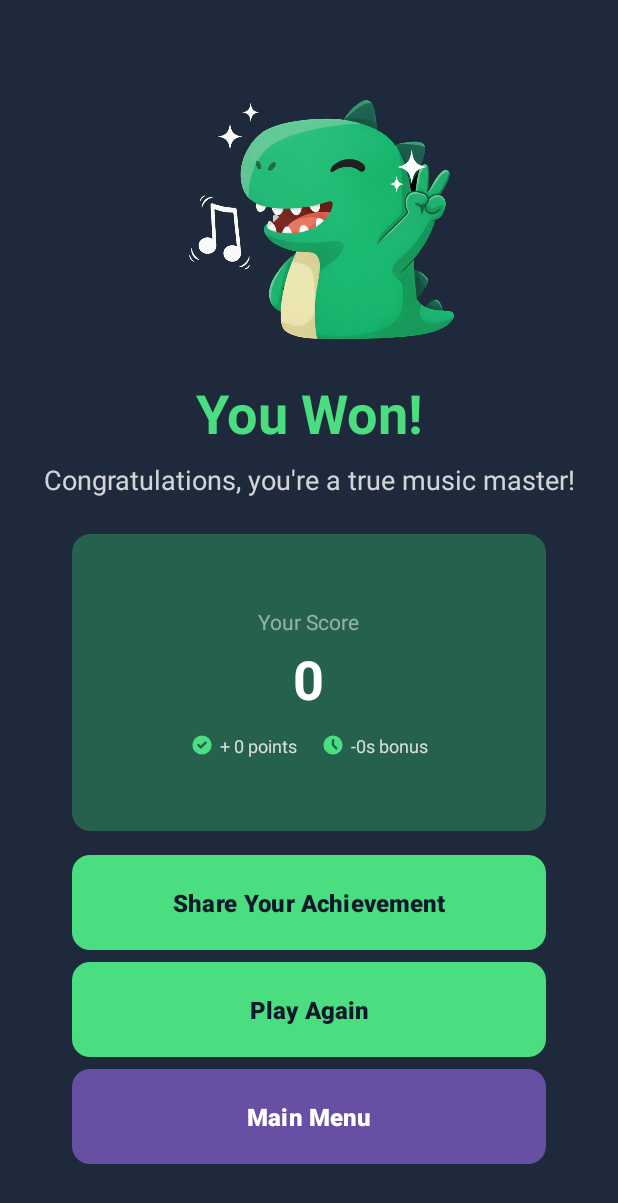
After one commit to estebanhirzfeld/Melodino, an Android app: the WinActivity screen opened directly, with no data from a screen before it, on a phone screen of 412 x 824 dp. The commit adds this screen. Shown: the top 1203 px of the screen. Run offline under Robolectric (Android 15) with nearby library versions, the phone set to English and light mode, and no system bars.

Commit message:
feat: win activity added

```diff
--- a/app/src/main/java/com/example/melodino/MainActivity.java
+++ b/app/src/main/java/com/example/melodino/MainActivity.java
@@ -1,6 +1,7 @@
 package com.example.melodino;
 
 import android.content.Context;
+import android.content.Intent;
 import android.graphics.Paint;
 import android.os.Bundle;
 import android.view.View;
@@ -293,7 +294,7 @@ public class MainActivity extends AppCompatActivity {
 
             String userAnswer = answerInput.getText().toString().trim().replace(",", "").replace("\"", "");
             if (userAnswer.isEmpty()) {
-                userAnswer = ""; // skipped
+                userAnswer = "Skipped"; // skipped
             }
 
             attempts[currentAttempt] = userAnswer;
@@ -339,9 +340,14 @@ public class MainActivity extends AppCompatActivity {
 
             // Update title
             if (isCorrect) {
-                titleText.setText("Correct!");
+                titleText.setText("Correct!\nSong: " + correctAnswer);
                 playButton.setEnabled(false); // Disable play button on correct answer
                 submitButton.setEnabled(false); // Disable submit button
+
+                //Win Activity
+                Intent intent = new Intent(MainActivity.this, WinActivity.class);
+                startActivity(intent);
+
             } else {
                 // Increment playback duration for next attempt
                 double adjustment = currentAttempt >= 1 ? currentAttempt * 1000 : 0;
@@ -354,7 +360,7 @@ public class MainActivity extends AppCompatActivity {
                 if (currentAttempt < MAX_ATTEMPTS) {
                     titleText.setText("Incorrect! Attempt " + (currentAttempt + 1) + "/" + MAX_ATTEMPTS);
                 } else {
-                    titleText.setText("Game over!\nCorrect answer: " + correctAnswer);
+                    titleText.setText("Game over!\nCorrect song: " + correctAnswer);
                     playButton.setEnabled(false);
                     submitButton.setEnabled(false);
                 }
--- a/app/src/main/java/com/example/melodino/ResultActivity.java
+++ /dev/null
@@ -1,24 +0,0 @@
-package com.example.melodino;
-
-import android.os.Bundle;
-
-import androidx.activity.EdgeToEdge;
-import androidx.appcompat.app.AppCompatActivity;
-import androidx.core.graphics.Insets;
-import androidx.core.view.ViewCompat;
-import androidx.core.view.WindowInsetsCompat;
-
-public class ResultActivity extends AppCompatActivity {
-
-    @Override
-    protected void onCreate(Bundle savedInstanceState) {
-        super.onCreate(savedInstanceState);
-        EdgeToEdge.enable(this);
-        setContentView(R.layout.activity_result);
-        ViewCompat.setOnApplyWindowInsetsListener(findViewById(R.id.main), (v, insets) -> {
-            Insets systemBars = insets.getInsets(WindowInsetsCompat.Type.systemBars());
-            v.setPadding(systemBars.left, systemBars.top, systemBars.right, systemBars.bottom);
-            return insets;
-        });
-    }
-}
--- /dev/null
+++ b/app/src/main/java/com/example/melodino/WinActivity.java
@@ -0,0 +1,98 @@
+package com.example.melodino;
+
+import android.content.Intent;
+import android.os.Bundle;
+import android.widget.Button;
+import android.widget.ImageView;
+import android.widget.TextView;
+import android.widget.Toast;
+import androidx.appcompat.app.AppCompatActivity;
+
+public class WinActivity extends AppCompatActivity {
+
+    public static final String EXTRA_SCORE = "EXTRA_SCORE";
+    public static final String EXTRA_POINTS_BONUS = "EXTRA_POINTS_BONUS";
+    public static final String EXTRA_TIME_BONUS = "EXTRA_TIME_BONUS";
+
+    private TextView scoreText;
+    private TextView pointsBonusText;
+    private TextView timeBonusText;
+    private Button shareButton;
+    private Button playAgainButton;
+    private Button mainMenuButton;
+
+    @Override
+    protected void onCreate(Bundle savedInstanceState) {
+        super.onCreate(savedInstanceState);
+        setContentView(R.layout.activity_win);
+
+        // Initialize views
+        scoreText = findViewById(R.id.score_text);
+        pointsBonusText = findViewById(R.id.points_bonus_text);
+        timeBonusText = findViewById(R.id.time_bonus_text);
+        shareButton = findViewById(R.id.share_button);
+        playAgainButton = findViewById(R.id.play_again_button);
+        mainMenuButton = findViewById(R.id.main_menu_button);
+
+//        set image with dino_win image
+        ImageView dinoWin = findViewById(R.id.dino_image);
+        dinoWin.setImageResource(R.drawable.dino_win);
+
+        // Get data from intent
+        int score = getIntent().getIntExtra(EXTRA_SCORE, 0);
+        int pointsBonus = getIntent().getIntExtra(EXTRA_POINTS_BONUS, 0);
+        int timeBonus = getIntent().getIntExtra(EXTRA_TIME_BONUS, 0);
+
+        // Display score with formatting
+        scoreText.setText(String.format("%,d", score));
+        pointsBonusText.setText(String.format("+ %d points", pointsBonus));
+        timeBonusText.setText(String.format("-%ds bonus", timeBonus));
+
+        // Share button
+        shareButton.setOnClickListener(v -> {
+            String message = "Just crushed it at Melodino! Score: " + score;
+            shareScore(message, score);
+        });
+
+        // Play again button
+        playAgainButton.setOnClickListener(v -> {
+            // Go back to MainActivity
+            Intent intent = new Intent(WinActivity.this, MainActivity.class);
+            intent.addFlags(Intent.FLAG_ACTIVITY_CLEAR_TOP | Intent.FLAG_ACTIVITY_NEW_TASK);
+            startActivity(intent);
+            finish();
+        });
+
+        // Main menu button
+        mainMenuButton.setOnClickListener(v -> {
+            // TODO: Navigate to main menu
+            // For now, just go back to MainActivity
+            Intent intent = new Intent(WinActivity.this, MainActivity.class);
+            intent.addFlags(Intent.FLAG_ACTIVITY_CLEAR_TOP | Intent.FLAG_ACTIVITY_NEW_TASK);
+            startActivity(intent);
+            finish();
+        });
+    }
+
+    private void shareScore(String message, int score) {
+        Intent shareIntent = new Intent(Intent.ACTION_SEND);
+        shareIntent.setType("text/plain");
+        shareIntent.putExtra(Intent.EXTRA_SUBJECT, "My Melodino Score!");
+        shareIntent.putExtra(Intent.EXTRA_TEXT, message + "\n\nPlay Melodino and beat my score!");
+
+        try {
+            startActivity(Intent.createChooser(shareIntent, "Share via"));
+        } catch (android.content.ActivityNotFoundException ex) {
+            Toast.makeText(this, "No apps available to share", Toast.LENGTH_SHORT).show();
+        }
+    }
+
+    @Override
+    public void onBackPressed() {
+        // Prevent going back to game
+        Intent intent = new Intent(WinActivity.this, MainActivity.class);
+        intent.addFlags(Intent.FLAG_ACTIVITY_CLEAR_TOP | Intent.FLAG_ACTIVITY_NEW_TASK);
+        startActivity(intent);
+        finish();
+    }
+}
--- /dev/null
+++ b/app/src/main/res/drawable/ic_check.xml
@@ -0,0 +1,11 @@
+<?xml version="1.0" encoding="utf-8"?>
+<vector xmlns:android="http://schemas.android.com/apk/res/android"
+    android:width="20dp"
+    android:height="20dp"
+    android:viewportWidth="20"
+    android:viewportHeight="20">
+    <path
+        android:fillColor="@color/colorPrimary"
+        android:fillType="evenOdd"
+        android:pathData="M10,18a8,8 0,1 0,0 -16,8 8,0 0,0 0,16zM13.707,8.707a1,1 0,0 0,-1.414 -1.414L9,10.586 7.707,9.293a1,1 0,0 0,-1.414 1.414l2,2a1,1 0,0 0,1.414 0l4,-4z" />
+</vector>
--- /dev/null
+++ b/app/src/main/res/drawable/ic_dino.xml
@@ -0,0 +1,25 @@
+<?xml version="1.0" encoding="utf-8"?>
+<!-- res/drawable/ic_dino.xml -->
+<!-- Simple dinosaur placeholder - you can replace this with your actual dinosaur image -->
+<vector xmlns:android="http://schemas.android.com/apk/res/android"
+    android:width="192dp"
+    android:height="192dp"
+    android:viewportWidth="192"
+    android:viewportHeight="192">
+
+    <!-- Circle background -->
+    <path
+        android:fillColor="@color/colorPrimary"
+        android:pathData="M96,96m-80,0a80,80 0,1 1,160 0a80,80 0,1 1,-160 0" />
+
+    <!-- Simple dino shape -->
+    <path
+        android:fillColor="@color/colorBackgroundDark"
+        android:pathData="M70,80m-8,0a8,8 0,1 1,16 0a8,8 0,1 1,-16 0" />
+    <path
+        android:fillColor="@color/colorBackgroundDark"
+        android:pathData="M122,80m-8,0a8,8 0,1 1,16 0a8,8 0,1 1,-16 0" />
+    <path
+        android:fillColor="@color/colorBackgroundDark"
+        android:pathData="M96,110 Q80,120 80,130 Q80,140 96,140 Q112,140 112,130 Q112,120 96,110 Z" />
+</vector>
--- /dev/null
+++ b/app/src/main/res/drawable/ic_share.xml
@@ -0,0 +1,10 @@
+<?xml version="1.0" encoding="utf-8"?>
+<vector xmlns:android="http://schemas.android.com/apk/res/android"
+    android:width="24dp"
+    android:height="24dp"
+    android:viewportWidth="24"
+    android:viewportHeight="24">
+    <path
+        android:fillColor="@color/colorBackgroundDark"
+        android:pathData="M18,16.08c-0.76,0 -1.44,0.3 -1.96,0.77L8.91,12.7c0.05,-0.23 0.09,-0.46 0.09,-0.7s-0.04,-0.47 -0.09,-0.7l7.05,-4.11c0.54,0.5 1.25,0.81 2.04,0.81 1.66,0 3,-1.34 3,-3s-1.34,-3 -3,-3 -3,1.34 -3,3c0,0.24 0.04,0.47 0.09,0.7L8.04,9.81C7.5,9.31 6.79,9 6,9c-1.66,0 -3,1.34 -3,3s1.34,3 3,3c0.79,0 1.5,-0.31 2.04,-0.81l7.12,4.16c-0.05,0.21 -0.08,0.43 -0.08,0.65 0,1.61 1.31,2.92 2.92,2.92 1.61,0 2.92,-1.31 2.92,-2.92s-1.31,-2.92 -2.92,-2.92z" />
+</vector>
--- /dev/null
+++ b/app/src/main/res/drawable/ic_timer.xml
@@ -0,0 +1,11 @@
+<?xml version="1.0" encoding="utf-8"?>
+<vector xmlns:android="http://schemas.android.com/apk/res/android"
+    android:width="20dp"
+    android:height="20dp"
+    android:viewportWidth="20"
+    android:viewportHeight="20">
+    <path
+        android:fillColor="@color/colorPrimary"
+        android:fillType="evenOdd"
+        android:pathData="M10,18a8,8 0,1 0,0 -16,8 8,0 0,0 0,16zM11,6a1,1 0,1 0,-2 0v4a1,1 0,0 0,0.293 0.707l2.828,2.829a1,1 0,1 0,1.415 -1.415L11,9.586L11,6z" />
+</vector>
--- /dev/null
+++ b/app/src/main/res/drawable/main_menu_button_background.xml
@@ -0,0 +1,9 @@
+<?xml version="1.0" encoding="utf-8"?>
+<shape xmlns:android="http://schemas.android.com/apk/res/android"
+    android:shape="rectangle">
+    <corners android:radius="8dp" />
+    <stroke
+        android:width="2dp"
+        android:color="#8038e07b" />
+    <solid android:color="@android:color/transparent" />
+</shape>
--- a/app/src/main/res/layout/activity_main.xml
+++ b/app/src/main/res/layout/activity_main.xml
@@ -43,7 +43,7 @@
     <TextView
         android:id="@+id/answer_1_text"
         style="@style/AnswerTextViewStyle"
-        android:text=""
+        android:text="[ . . . ]"
         android:layout_marginHorizontal="12dp"
         app:layout_constraintBottom_toTopOf="@+id/answer_2_text"
         app:layout_constraintEnd_toEndOf="parent"
@@ -56,7 +56,7 @@
         style="@style/AnswerTextViewStyle"
         android:layout_marginTop="8dp"
         android:layout_marginHorizontal="12dp"
-        android:text=""
+        android:text="[ . . . ]"
         app:layout_constraintBottom_toTopOf="@+id/answer_3_text"
         app:layout_constraintEnd_toEndOf="parent"
         app:layout_constraintStart_toStartOf="parent"
@@ -67,7 +67,7 @@
         style="@style/AnswerTextViewStyle"
         android:layout_marginTop="8dp"
         android:layout_marginHorizontal="12dp"
-        android:text=""
+        android:text="[ . . . ]"
         app:layout_constraintBottom_toTopOf="@+id/answer_4_text"
         app:layout_constraintEnd_toEndOf="parent"
         app:layout_constraintStart_toStartOf="parent"
@@ -78,7 +78,7 @@
         style="@style/AnswerTextViewStyle"
         android:layout_marginTop="8dp"
         android:layout_marginHorizontal="12dp"
-        android:text=""
+        android:text="[ . . . ]"
         app:layout_constraintBottom_toTopOf="@+id/answer_5_text"
         app:layout_constraintEnd_toEndOf="parent"
         app:layout_constraintStart_toStartOf="parent"
@@ -89,7 +89,7 @@
         style="@style/AnswerTextViewStyle"
         android:layout_marginHorizontal="12dp"
         android:layout_marginTop="8dp"
-        android:text=""
+        android:text="[ . . . ]"
         app:layout_constraintBottom_toTopOf="@+id/play_button"
         app:layout_constraintEnd_toEndOf="parent"
         app:layout_constraintStart_toStartOf="parent"
--- /dev/null
+++ b/app/src/main/res/layout/activity_win.xml
@@ -0,0 +1,216 @@
+<?xml version="1.0" encoding="utf-8"?>
+<androidx.constraintlayout.widget.ConstraintLayout
+    xmlns:android="http://schemas.android.com/apk/res/android"
+    xmlns:app="http://schemas.android.com/apk/res-auto"
+    android:layout_width="match_parent"
+    android:layout_height="match_parent"
+    android:background="@color/colorBackgroundLight"
+    android:padding="16dp">
+
+    <!-- Dinosaur Image -->
+    <ImageView
+        android:id="@+id/dino_image"
+        android:layout_width="0dp"
+        android:layout_height="0dp"
+        android:layout_marginTop="32dp"
+        android:contentDescription="Melodino Dinosaur"
+        android:src="@drawable/ic_dino"
+        android:scaleType="centerInside"
+        app:layout_constraintBottom_toTopOf="@id/win_title"
+        app:layout_constraintEnd_toEndOf="parent"
+        app:layout_constraintStart_toStartOf="parent"
+        app:layout_constraintTop_toTopOf="parent"
+        app:layout_constraintHeight_percent="0.25" />
+
+    <!-- You Won Title -->
+    <TextView
+        android:id="@+id/win_title"
+        android:layout_width="0dp"
+        android:layout_height="wrap_content"
+        android:layout_marginTop="16dp"
+        android:gravity="center"
+        android:text="You Won!"
+        android:textColor="@color/colorPrimary"
+        android:textSize="36sp"
+        android:textStyle="bold"
+        app:layout_constraintEnd_toEndOf="parent"
+        app:layout_constraintStart_toStartOf="parent"
+        app:layout_constraintTop_toBottomOf="@id/dino_image" />
+
+    <!-- Subtitle -->
+    <TextView
+        android:id="@+id/win_subtitle"
+        android:layout_width="0dp"
+        android:layout_height="wrap_content"
+        android:layout_marginTop="8dp"
+        android:gravity="center"
+        android:text="Congratulations, you're a true music master!"
+        android:textColor="@color/white"
+        android:alpha="0.8"
+        android:textSize="18sp"
+        app:layout_constraintEnd_toEndOf="parent"
+        app:layout_constraintStart_toStartOf="parent"
+        app:layout_constraintTop_toBottomOf="@id/win_title" />
+
+    <!-- Score Card -->
+    <androidx.cardview.widget.CardView
+        android:id="@+id/score_card"
+        android:layout_width="0dp"
+        android:layout_height="0dp"
+        android:layout_marginTop="24dp"
+        android:layout_marginHorizontal="32dp"
+        app:cardBackgroundColor="#4D38e07b"
+        app:cardCornerRadius="12dp"
+        app:cardElevation="0dp"
+        app:layout_constraintBottom_toTopOf="@id/share_button"
+        app:layout_constraintEnd_toEndOf="parent"
+        app:layout_constraintStart_toStartOf="parent"
+        app:layout_constraintTop_toBottomOf="@id/win_subtitle"
+        app:layout_constraintHeight_percent="0.25">
+
+        <LinearLayout
+            android:layout_width="match_parent"
+            android:layout_height="match_parent"
+            android:orientation="vertical"
+            android:padding="16dp"
+            android:gravity="center">
+
+            <TextView
+                android:layout_width="wrap_content"
+                android:layout_height="wrap_content"
+                android:text="Your Score"
+                android:textColor="@color/white50"
+                android:textSize="14sp" />
+
+            <TextView
+                android:id="@+id/score_text"
+                android:layout_width="wrap_content"
+                android:layout_height="wrap_content"
+                android:layout_marginTop="4dp"
+                android:text="1,850"
+                android:textColor="@color/white"
+                android:textSize="36sp"
+                android:textStyle="bold" />
+
+            <!-- Bonus Info Row -->
+            <LinearLayout
+                android:layout_width="wrap_content"
+                android:layout_height="wrap_content"
+                android:layout_marginTop="12dp"
+                android:orientation="horizontal"
+                android:gravity="center">
+
+                <!-- Points Bonus -->
+                <LinearLayout
+                    android:layout_width="wrap_content"
+                    android:layout_height="wrap_content"
+                    android:orientation="horizontal"
+                    android:gravity="center"
+                    android:layout_marginEnd="16dp">
+
+                    <ImageView
+                        android:layout_width="16dp"
+                        android:layout_height="16dp"
+                        android:src="@drawable/ic_check"
+                        android:layout_marginEnd="4dp"
+                        app:tint="@color/colorPrimary" />
+
+                    <TextView
+                        android:id="@+id/points_bonus_text"
+                        android:layout_width="wrap_content"
+                        android:layout_height="wrap_content"
+                        android:text="+ 100 points"
+                        android:textColor="@color/white"
+                        android:alpha="0.8"
+                        android:textSize="12sp" />
+                </LinearLayout>
+
+                <!-- Time Bonus -->
+                <LinearLayout
+                    android:layout_width="wrap_content"
+                    android:layout_height="wrap_content"
+                    android:orientation="horizontal"
+                    android:gravity="center">
+
+                    <ImageView
+                        android:layout_width="16dp"
+                        android:layout_height="16dp"
+                        android:src="@drawable/ic_timer"
+                        android:layout_marginEnd="4dp"
+                        app:tint="@color/colorPrimary" />
+
+                    <TextView
+                        android:id="@+id/time_bonus_text"
+                        android:layout_width="wrap_content"
+                        android:layout_height="wrap_content"
+                        android:text="-5s bonus"
+                        android:textColor="@color/white"
+                        android:alpha="0.8"
+                        android:textSize="12sp" />
+                </LinearLayout>
+            </LinearLayout>
+        </LinearLayout>
+    </androidx.cardview.widget.CardView>
+
+    <!-- Share Button -->
+    <Button
+        android:id="@+id/share_button"
+        android:layout_width="0dp"
+        android:layout_height="0dp"
+        android:layout_marginTop="16dp"
+        android:layout_marginHorizontal="32dp"
+        android:background="@drawable/submit_button_background"
+        app:backgroundTint="@null"
+        android:drawableStart="@drawable/ic_share"
+        android:drawablePadding="8dp"
+        android:text="Share Your Achievement"
+        android:textColor="@color/colorBackgroundDark"
+        android:textSize="16sp"
+        android:textStyle="bold"
+        android:gravity="center"
+        android:paddingHorizontal="24dp"
+        app:layout_constraintBottom_toTopOf="@id/play_again_button"
+        app:layout_constraintEnd_toEndOf="parent"
+        app:layout_constraintStart_toStartOf="parent"
+        app:layout_constraintTop_toBottomOf="@id/score_card"
+        app:layout_constraintHeight_percent="0.08" />
+
+    <!-- Play Again Button -->
+    <Button
+        android:id="@+id/play_again_button"
+        android:layout_width="0dp"
+        android:layout_height="0dp"
+        android:layout_marginTop="8dp"
+        android:layout_marginHorizontal="32dp"
+        android:background="@drawable/submit_button_background"
+        app:backgroundTint="@null"
+        android:text="Play Again"
+        android:textColor="@color/colorBackgroundDark"
+        android:textSize="16sp"
+        android:textStyle="bold"
+        app:layout_constraintBottom_toTopOf="@id/main_menu_button"
+        app:layout_constraintEnd_toEndOf="parent"
+        app:layout_constraintStart_toStartOf="parent"
+        app:layout_constraintTop_toBottomOf="@id/share_button"
+        app:layout_constraintHeight_percent="0.08" />
+
+    <!-- Main Menu Button -->
+    <Button
+        android:id="@+id/main_menu_button"
+        android:layout_width="0dp"
+        android:layout_height="0dp"
+        android:layout_marginTop="8dp"
+        android:layout_marginBottom="32dp"
+        android:layout_marginHorizontal="32dp"
+        android:background="@drawable/submit_button_background"
+        android:text="Main Menu"
+        android:textColor="@color/white"
+        android:textSize="16sp"
+        android:textStyle="bold"
+        app:layout_constraintBottom_toBottomOf="parent"
+        app:layout_constraintEnd_toEndOf="parent"
+        app:layout_constraintStart_toStartOf="parent"
+        app:layout_constraintTop_toBottomOf="@id/play_again_button"
+        app:layout_constraintHeight_percent="0.08" />
+
+</androidx.constraintlayout.widget.ConstraintLayout>
--- a/app/src/main/res/values/strings.xml
+++ b/app/src/main/res/values/strings.xml
@@ -1,5 +1,5 @@
 <resources>
     <string name="app_name">Melodino</string>
-<!-- TODO: Remove or change this placeholder text -->
+    <!-- TODO: Remove or change this placeholder text -->
     <string name="hello_blank_fragment">Hello blank fragment</string>
 </resources>
```
Also changed, not shown: app/src/main/AndroidManifest.xml (+4 -4 lines), app/src/main/res/drawable/dino_win.png (added).
